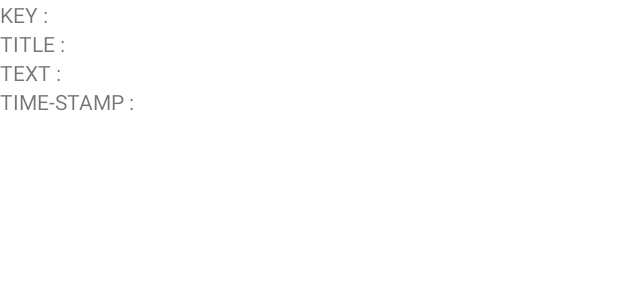
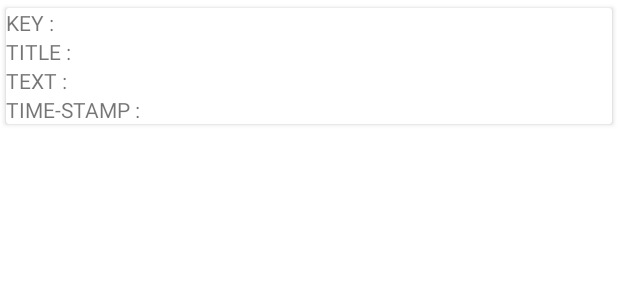
Before and after one commit to maifeeulasad/notification-logger-android, an Android app: the layout item_notification_entry.xml on its own in the app's theme, with its tools: preview values and no code run, on a phone screen of 412 x 824 dp. Shown: the top 300 px of the screen. Run offline under Robolectric (Android 15) with nearby library versions, the phone set to English and light mode, and no system bars.

Commit message:
start foreground-service with notification + notification listener service from other service + ui with cardview, more readable

```diff
--- a/roti/app/build.gradle
+++ b/roti/app/build.gradle
@@ -74,4 +74,7 @@ dependencies {
     androidTestImplementation "android.arch.persistence.room:testing:$rootProject.roomVersion"
     androidTestImplementation 'androidx.test.ext:junit:1.1.2'
     androidTestImplementation 'androidx.test.espresso:espresso-core:3.3.0'
+
+
+    implementation "androidx.cardview:cardview:1.0.0"
 }
--- a/roti/app/src/main/AndroidManifest.xml
+++ b/roti/app/src/main/AndroidManifest.xml
@@ -1,6 +1,8 @@
 <?xml version="1.0" encoding="utf-8"?>
 <manifest xmlns:android="http://schemas.android.com/apk/res/android"
     package="com.mua.roti">
+
+    <uses-permission android:name="android.permission.FOREGROUND_SERVICE" />
 
     <application
         android:allowBackup="true"
@@ -26,6 +28,10 @@
                 <action android:name="android.service.notification.NotificationListenerService" />
             </intent-filter>
         </service>
+        <service
+            android:name=".service.EntryService"
+            android:label="EntryService"
+            android:exported="false"/>
 
     </application>
 
--- a/roti/app/src/main/java/com/mua/roti/MainActivity.kt
+++ b/roti/app/src/main/java/com/mua/roti/MainActivity.kt
@@ -18,7 +18,7 @@ import androidx.recyclerview.widget.LinearLayoutManager
 import androidx.recyclerview.widget.RecyclerView
 import com.mua.roti.adapter.NotificationEntryListAdapter
 import com.mua.roti.databinding.ActivityMainBinding
-import com.mua.roti.service.NotificationListener
+import com.mua.roti.service.EntryService
 import com.mua.roti.viewmodel.MainViewModel
 import com.mua.roti.viewmodel.viewModelFactory
 
@@ -49,7 +49,7 @@ class MainActivity : AppCompatActivity() {
     private fun startNotificationListener(){
         if (Build.VERSION.SDK_INT >= Build.VERSION_CODES.JELLY_BEAN_MR2
             && isNotificationServiceEnabled()) {
-            startService(Intent(this,NotificationListener::class.java))
+            startService(Intent(this, EntryService::class.java))
         }
     }
 
--- a/roti/app/src/main/res/layout/item_notification_entry.xml
+++ b/roti/app/src/main/res/layout/item_notification_entry.xml
@@ -1,59 +1,78 @@
 <?xml version="1.0" encoding="utf-8"?>
+<androidx.cardview.widget.CardView xmlns:android="http://schemas.android.com/apk/res/android"
+    xmlns:app="http://schemas.android.com/apk/res-auto"
+    android:layout_width="match_parent"
+    android:layout_height="wrap_content"
+    android:layout_margin="1dp"
+    app:cardBackgroundColor="@color/white"
+    app:cardUseCompatPadding="true"
+    app:cardElevation="2dp">
+
+
     <TableLayout
-    xmlns:android="http://schemas.android.com/apk/res/android"
         android:layout_width="match_parent"
         android:layout_height="wrap_content">
 
         <TableRow
             android:layout_width="match_parent"
             android:layout_height="wrap_content">
+
             <TextView
-            android:text="KEY : "
                 android:layout_width="wrap_content"
-            android:layout_height="wrap_content"/>
+                android:layout_height="wrap_content"
+                android:text="KEY : " />
+
             <TextView
                 android:id="@+id/tv_item_notification_entry_key"
                 android:layout_width="wrap_content"
-            android:layout_height="wrap_content"/>
+                android:layout_height="wrap_content" />
         </TableRow>
 
         <TableRow
             android:layout_width="match_parent"
             android:layout_height="wrap_content">
+
             <TextView
-            android:text="TITLE : "
                 android:layout_width="wrap_content"
-            android:layout_height="wrap_content"/>
+                android:layout_height="wrap_content"
+                android:text="TITLE : " />
+
             <TextView
                 android:id="@+id/tv_item_notification_entry_title"
                 android:layout_width="wrap_content"
-            android:layout_height="wrap_content"/>
+                android:layout_height="wrap_content" />
         </TableRow>
 
         <TableRow
             android:layout_width="match_parent"
             android:layout_height="wrap_content">
+
             <TextView
-            android:text="TEXT : "
                 android:layout_width="wrap_content"
-            android:layout_height="wrap_content"/>
+                android:layout_height="wrap_content"
+                android:text="TEXT : " />
+
             <TextView
                 android:id="@+id/tv_item_notification_entry_text"
                 android:layout_width="wrap_content"
-            android:layout_height="wrap_content"/>
+                android:layout_height="wrap_content" />
         </TableRow>
 
         <TableRow
             android:layout_width="match_parent"
             android:layout_height="wrap_content">
+
             <TextView
-            android:text="TIME-STAMP : "
                 android:layout_width="wrap_content"
-            android:layout_height="wrap_content"/>
+                android:layout_height="wrap_content"
+                android:text="TIME-STAMP : " />
+
             <TextView
                 android:id="@+id/tv_item_notification_entry_time_stamp"
                 android:layout_width="wrap_content"
-            android:layout_height="wrap_content"/>
+                android:layout_height="wrap_content" />
         </TableRow>
 
     </TableLayout>
+
+</androidx.cardview.widget.CardView>
```
Also changed, not shown: roti/app/src/main/java/com/mua/roti/service/EntryService.java (added, +60 -0 lines), roti/app/src/main/java/com/mua/roti/service/NotificationListener.java (+2 -8 lines). Lines whose indentation alone changed are shown as unchanged.
